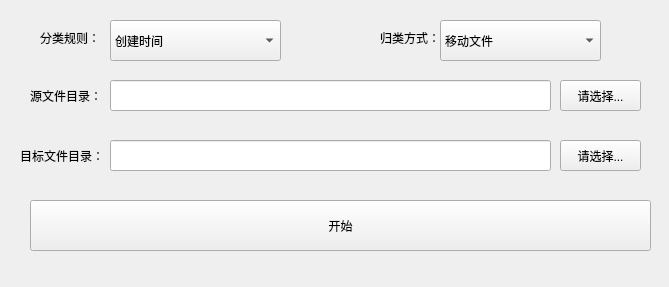
Above: ui/mainWindow.ui from gb880327/Filing before the change. Below: the same form after it.
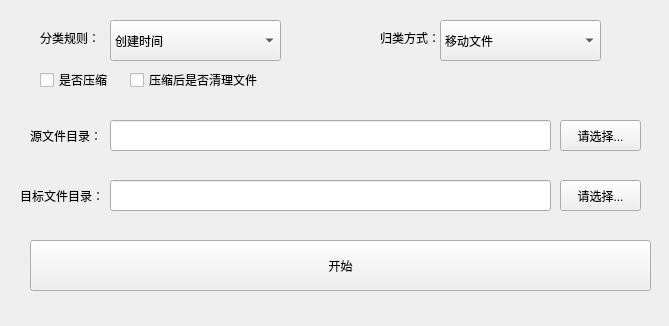
That is the form after the change.

Commit message: 现在文件打包和清理功能

Patch:
```diff
--- a/ui/mainWindow.ui
+++ b/ui/mainWindow.ui
@@ -7,7 +7,7 @@
     <x>0</x>
     <y>0</y>
     <width>669</width>
-    <height>287</height>
+    <height>326</height>
    </rect>
   </property>
   <property name="windowTitle">
@@ -84,7 +84,7 @@
     <property name="geometry">
      <rect>
       <x>30</x>
-      <y>80</y>
+      <y>120</y>
       <width>81</width>
       <height>31</height>
      </rect>
@@ -97,7 +97,7 @@
     <property name="geometry">
      <rect>
       <x>110</x>
-      <y>80</y>
+      <y>120</y>
       <width>441</width>
       <height>31</height>
      </rect>
@@ -116,7 +116,7 @@
     <property name="geometry">
      <rect>
       <x>560</x>
-      <y>80</y>
+      <y>120</y>
       <width>81</width>
       <height>31</height>
      </rect>
@@ -132,7 +132,7 @@
     <property name="geometry">
      <rect>
       <x>20</x>
-      <y>140</y>
+      <y>180</y>
       <width>91</width>
       <height>31</height>
      </rect>
@@ -145,7 +145,7 @@
     <property name="geometry">
      <rect>
       <x>110</x>
-      <y>140</y>
+      <y>180</y>
       <width>441</width>
       <height>31</height>
      </rect>
@@ -158,7 +158,7 @@
     <property name="geometry">
      <rect>
       <x>560</x>
-      <y>140</y>
+      <y>180</y>
       <width>81</width>
       <height>31</height>
      </rect>
@@ -174,7 +174,7 @@
     <property name="geometry">
      <rect>
       <x>30</x>
-      <y>200</y>
+      <y>240</y>
       <width>621</width>
       <height>51</height>
      </rect>
@@ -186,6 +186,44 @@
      <string>开始</string>
     </property>
    </widget>
+   <widget class="QCheckBox" name="checkBox">
+    <property name="geometry">
+     <rect>
+      <x>40</x>
+      <y>70</y>
+      <width>87</width>
+      <height>20</height>
+     </rect>
+    </property>
+    <property name="cursor">
+     <cursorShape>PointingHandCursor</cursorShape>
+    </property>
+    <property name="text">
+     <string>是否压缩</string>
+    </property>
+   </widget>
+   <widget class="QCheckBox" name="checkBox_2">
+    <property name="enabled">
+     <bool>true</bool>
+    </property>
+    <property name="geometry">
+     <rect>
+      <x>130</x>
+      <y>70</y>
+      <width>151</width>
+      <height>20</height>
+     </rect>
+    </property>
+    <property name="cursor">
+     <cursorShape>PointingHandCursor</cursorShape>
+    </property>
+    <property name="text">
+     <string>压缩后是否清理文件</string>
+    </property>
+    <property name="tristate">
+     <bool>false</bool>
+    </property>
+   </widget>
   </widget>
   <widget class="QMenuBar" name="menubar">
    <property name="geometry">
```
The commit also changes 4 other files.
